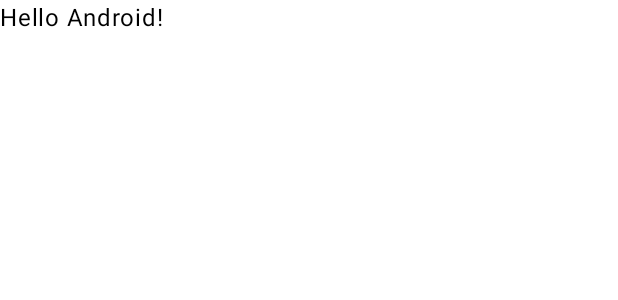
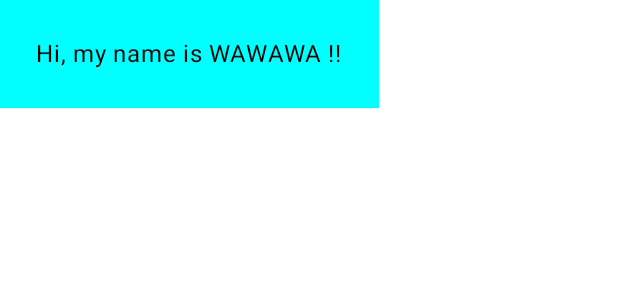
Before and after one commit to lxzLocus/Greeting_Card, an Android app built with Jetpack Compose: the @Preview function GreetingPreview, on a phone screen of 412 x 824 dp. Shown: the top 300 px of the screen. Run offline under Robolectric (Android 15) with nearby library versions, the phone set to English and light mode, and no system bars.

Commit message:
初めての Android アプリを作成する 完

```diff
--- a/app/src/main/java/com/example/greetingcard/MainActivity.kt
+++ b/app/src/main/java/com/example/greetingcard/MainActivity.kt
@@ -4,12 +4,15 @@ import android.os.Bundle
 import androidx.activity.ComponentActivity
 import androidx.activity.compose.setContent
 import androidx.compose.foundation.layout.fillMaxSize
+import androidx.compose.foundation.layout.padding
 import androidx.compose.material3.MaterialTheme
 import androidx.compose.material3.Surface
 import androidx.compose.material3.Text
 import androidx.compose.runtime.Composable
 import androidx.compose.ui.Modifier
+import androidx.compose.ui.graphics.Color
 import androidx.compose.ui.tooling.preview.Preview
+import androidx.compose.ui.unit.dp
 import com.example.greetingcard.ui.theme.GreetingCardTheme
 
 class MainActivity : ComponentActivity() {
@@ -22,7 +25,7 @@ class MainActivity : ComponentActivity() {
                     modifier = Modifier.fillMaxSize(),
                     color = MaterialTheme.colorScheme.background
                 ) {
-                    Greeting("Android")
+                    Greeting("WAWAWA")
                 }
             }
         }
@@ -30,17 +33,16 @@ class MainActivity : ComponentActivity() {
 }
 
 @Composable
-fun Greeting(name: String, modifier: Modifier = Modifier) {
-    Text(
-        text = "Hello $name!",
-        modifier = modifier
-    )
+fun Greeting(name: String) {
+    Surface(color = Color.Cyan) {
+        Text(text = "Hi, my name is $name !!", modifier = Modifier.padding(24.dp))
+    }
 }
 
 @Preview(showBackground = true)
 @Composable
 fun GreetingPreview() {
     GreetingCardTheme {
-        Greeting("Android")
+        Greeting("WAWAWA")
     }
 }
```
